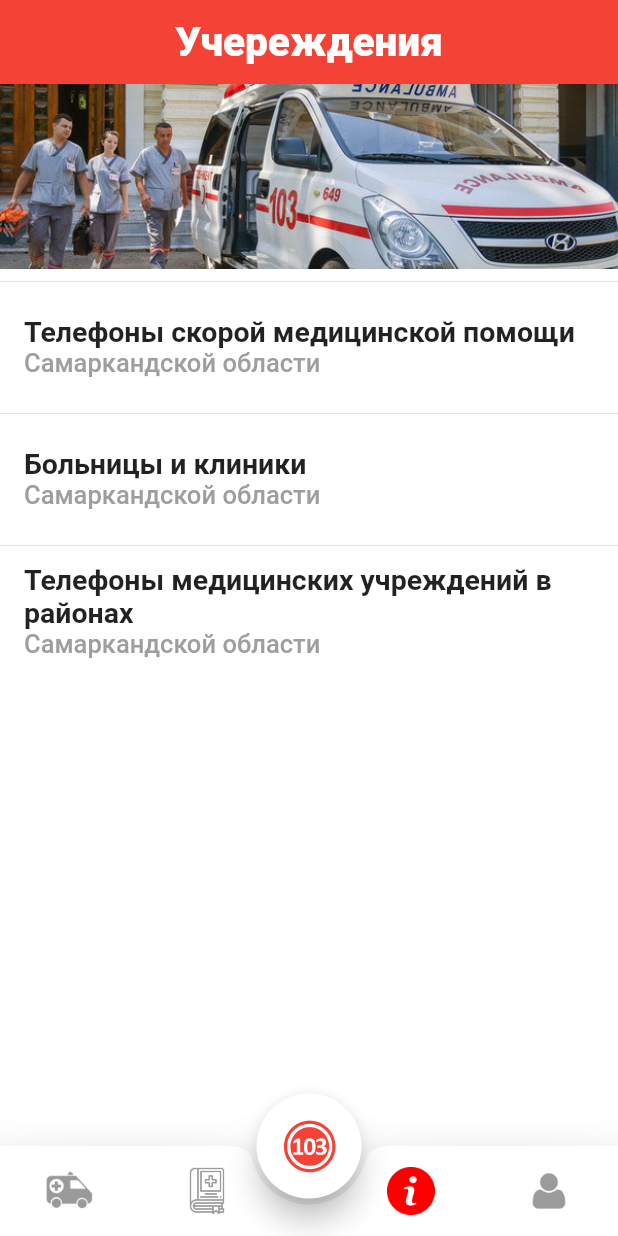
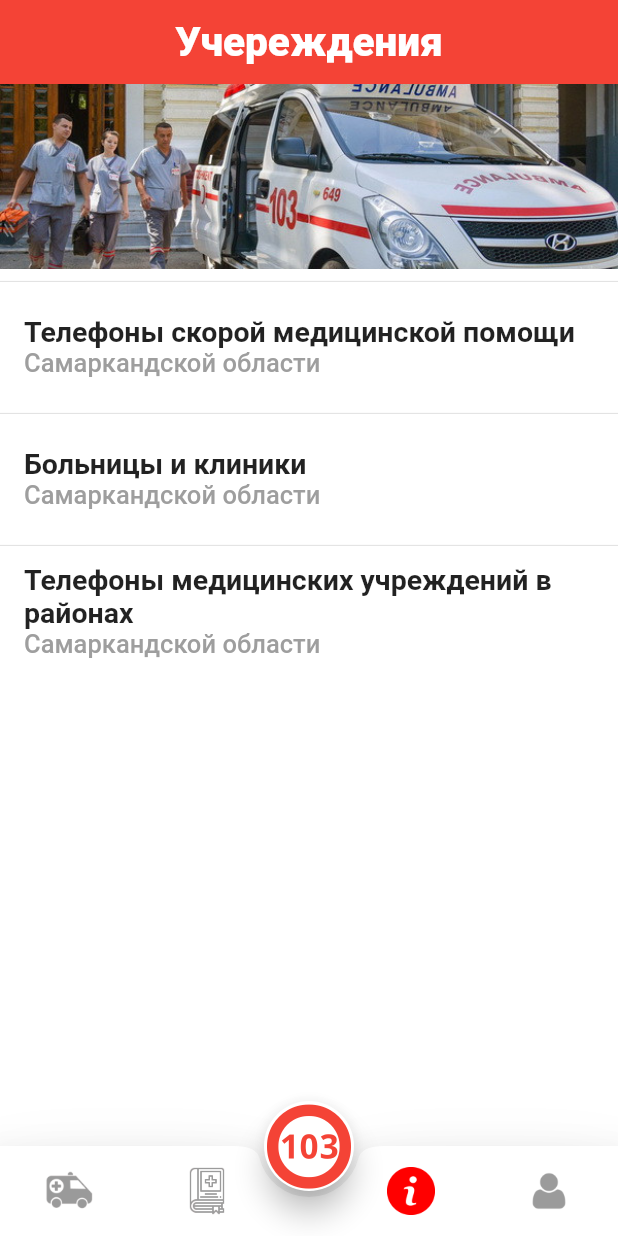
Before and after one commit to Sanjarbek17/health_care, a Flutter app: the InfoScreen screen opened by its route, on a phone screen of 412 x 824 dp. Run offline on Flutter 3.47's test engine with Material 2 defaults, Android fonts, the phone set to English and light mode, and no system bars; drawn by our look-alikes of flutter_speed_dial; our stand-ins replace dropdown_button2, flutter_map, geolocator, go_router, image_picker, latlong2 and 1 more; missing offline and left inert: flutter_map_location_marker, image_picker_android, image_picker_platform_interface.

```diff
--- a/lib/screens/catalog/catalog_screen.dart
+++ b/lib/screens/catalog/catalog_screen.dart
@@ -124,10 +124,10 @@ class CatalogScreen extends StatelessWidget {
           ),
         ),
         floatingActionButton: SizedBox(
-          width: 70,
-          height: 70,
+          width: 60,
+          height: 60,
           child: SpeedDial(
-            icon: MyFlutterApp.logo1034,
+            icon: CustomIcons.fast2,
             activeIcon: Icons.close,
             iconTheme: const IconThemeData(color: Colors.red, size: 56),
             visible: true,
--- a/lib/screens/info/info_screen.dart
+++ b/lib/screens/info/info_screen.dart
@@ -107,10 +107,10 @@ class InfoScreen extends StatelessWidget {
           ),
         ),
         floatingActionButton: SizedBox(
-          width: 70,
-          height: 70,
+          width: 60,
+          height: 60,
           child: SpeedDial(
-            icon: MyFlutterApp.logo1034,
+            icon: CustomIcons.fast2,
             activeIcon: Icons.close,
             iconTheme: const IconThemeData(color: Colors.red, size: 56),
             visible: true,
--- a/lib/screens/profile/profil_screen.dart
+++ b/lib/screens/profile/profil_screen.dart
@@ -257,10 +257,10 @@ class _ProfilScreenState extends State<ProfilScreen> {
         ),
       ),
       floatingActionButton: SizedBox(
-        width: 70,
-        height: 70,
+        width: 60,
+        height: 60,
         child: SpeedDial(
-          icon: MyFlutterApp.logo1034,
+          icon: CustomIcons.fast2,
           activeIcon: Icons.close,
           iconTheme: const IconThemeData(color: Colors.red, size: 56),
           visible: true,
--- a/lib/style/my_flutter_app_icons.dart
+++ b/lib/style/my_flutter_app_icons.dart
@@ -15,11 +15,10 @@
 ///
 import 'package:flutter/widgets.dart';
 
-class MyFlutterApp {
-  MyFlutterApp._();
+class CustomIcons {
+  CustomIcons._();
 
-  static const _kFontFam = 'MyFlutterApp';
-  static const String? _kFontPkg = null;
+  static const IconData fast = IconData(0xe80d, fontFamily: 'fast', fontPackage: null);
 
-  static const IconData logo1034 = IconData(0xe800, fontFamily: _kFontFam, fontPackage: _kFontPkg);
+  static const IconData fast2 = IconData(0xe80f, fontFamily: 'fast2', fontPackage: null);
 }
```
Also changed, not shown: lib/screens/map_screen.dart (+4 -4 lines), pubspec.yaml (+5 -2 lines), fonts/103.ttf (added), fonts/fast2.ttf (added), pubspec.lock.
